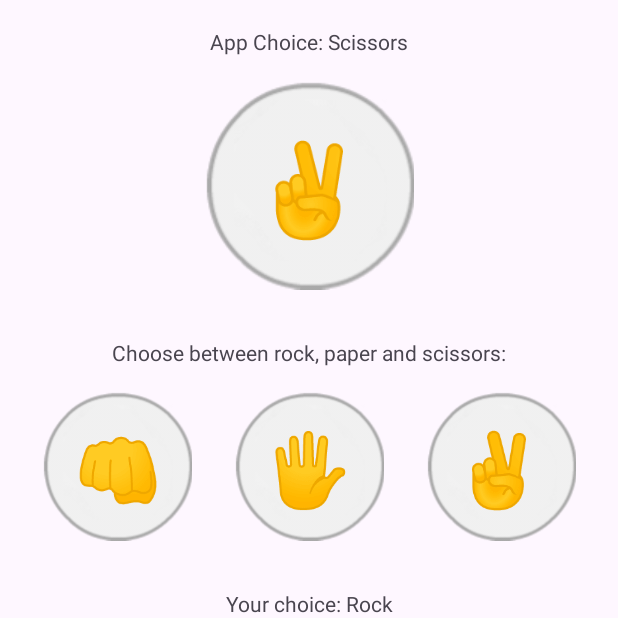
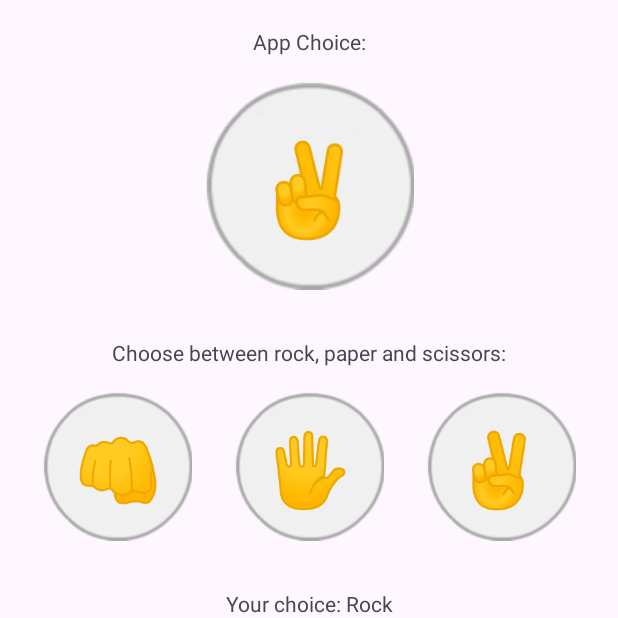
Before and after one commit to muriloonunes/RockPaperScissors, an Android app: the screen it shows after launch (MainActivity), after a tap on an icon or button, on a phone screen of 412 x 824 dp, the top half of it. Run offline under Robolectric (Android 15) with nearby library versions, the phone set to English and light mode, and no system bars; 1 statement that could not run was skipped.

Commit message:
updated strings

```diff
--- a/app/src/main/res/values/strings.xml
+++ b/app/src/main/res/values/strings.xml
@@ -1,9 +1,6 @@
 <resources>
     <string name="app_name">RockPaperScissors</string>
     <string name="app_choice">App Choice:</string>
-    <string name="app_choice_rock">App Choice: Rock</string>
-    <string name="app_choice_paper">App Choice: Paper</string>
-    <string name="app_choice_scissors">App Choice: Scissors</string>
     <string name="user_choice">Choose between rock, paper and scissors:</string>
     <string name="rock">👊</string>
     <string name="rock_text">Rock</string>
```
